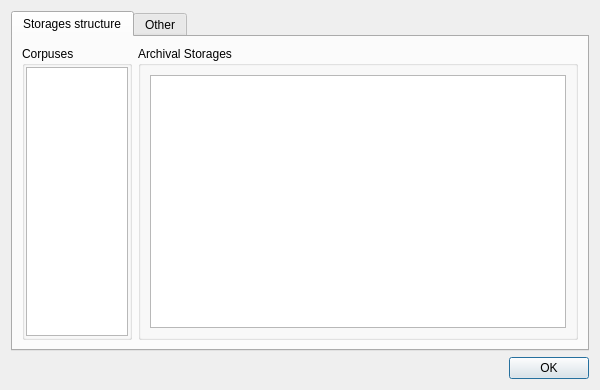
First picture: the form in dialogs/paramdialog.ui, repository caxapyk/TPointer, before the edit.
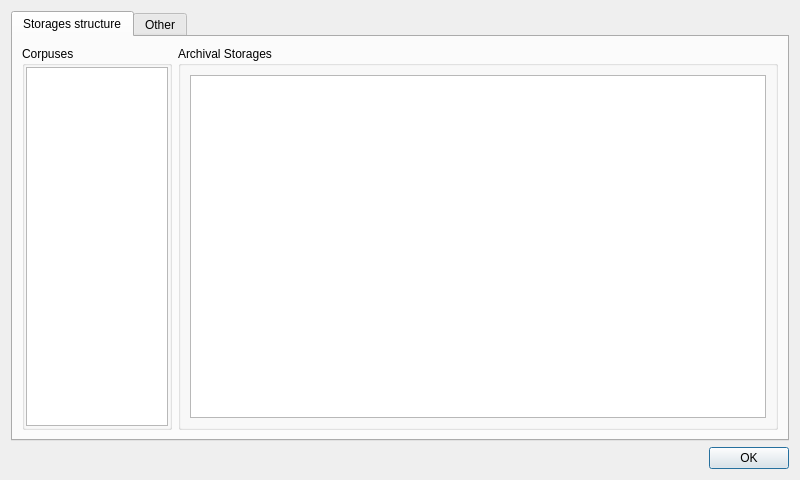
Second picture: the form after the edit. Icons and pictures are not drawn.

Diff of the .ui file:
```diff
--- a/dialogs/paramdialog.ui
+++ b/dialogs/paramdialog.ui
@@ -9,8 +9,8 @@
    <rect>
     <x>0</x>
     <y>0</y>
-    <width>600</width>
-    <height>390</height>
+    <width>800</width>
+    <height>480</height>
    </rect>
   </property>
   <property name="sizePolicy">
```
